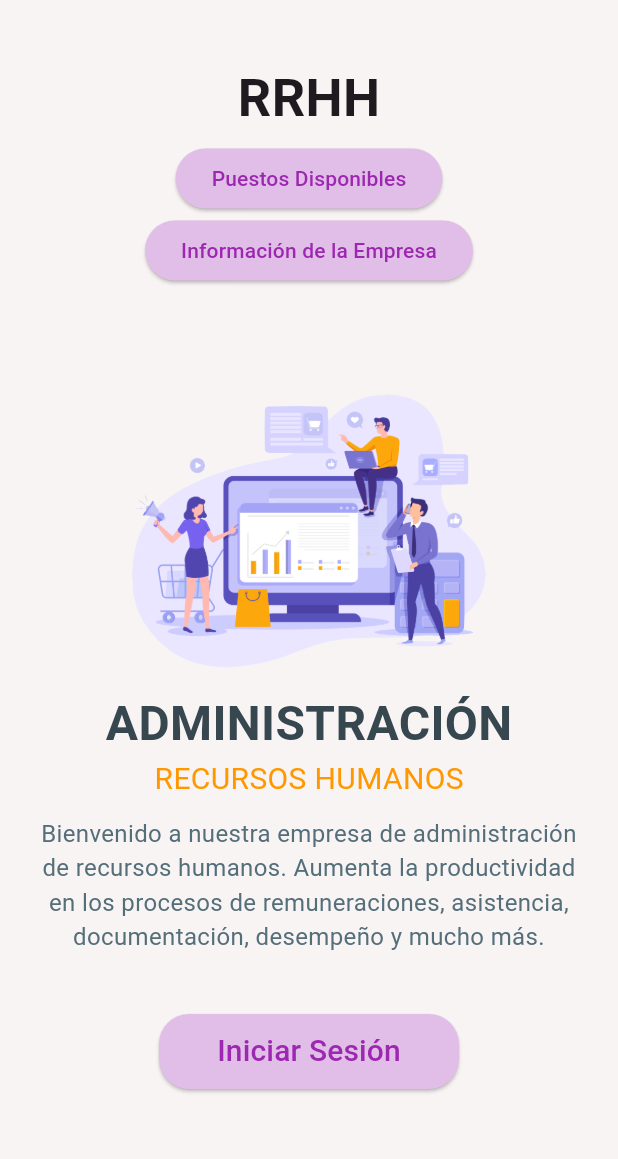
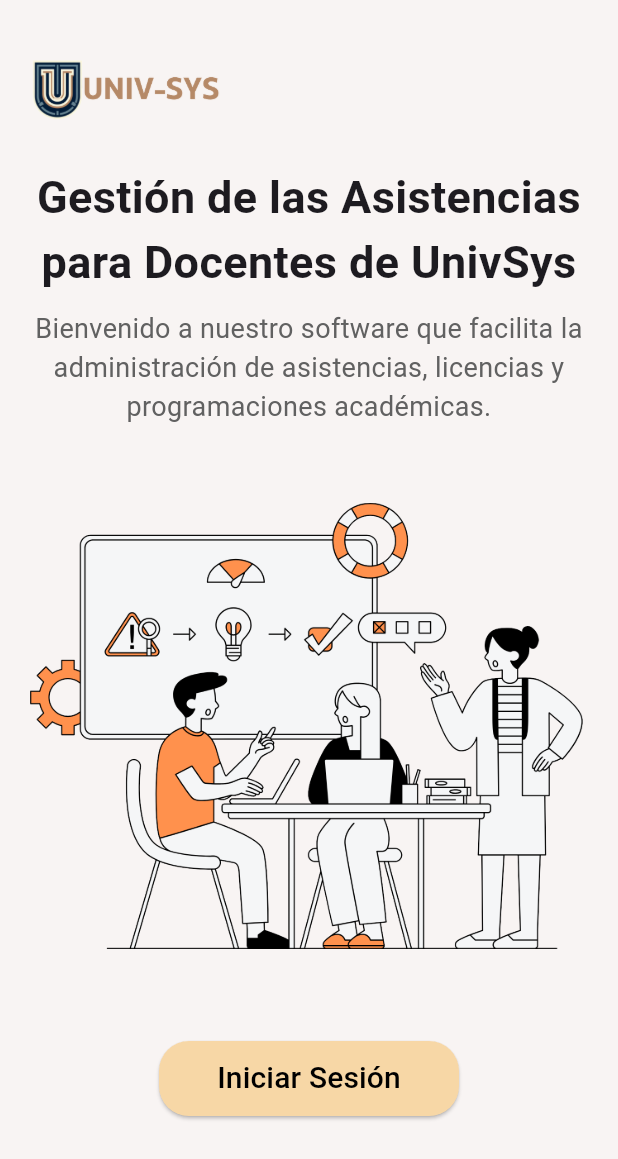
Before and after one commit to ItsGustavoSebas/Asistencia_Movil, a Flutter app: the screen it shows after launch, on a phone screen of 412 x 824 dp. Shown: the top 1159 px of the screen. Run offline on Flutter 3.47's test engine with Material 3 defaults, Android fonts, the phone set to English and light mode, and no system bars; our stand-ins replace flutter_secure_storage, geolocator; accounts and stored records are empty.

Commit message:
avance final

```diff
--- a/lib/main.dart
+++ b/lib/main.dart
@@ -1,5 +1,7 @@
 import 'package:asistencias_movil/components/components.dart';
+import 'package:asistencias_movil/screens/ListaDeLicencias.dart';
 import 'package:asistencias_movil/screens/screens.dart';
+import 'package:asistencias_movil/services/licenciaService.dart';
 import 'package:asistencias_movil/services/services.dart';
 import 'package:flutter/material.dart';
 import 'package:provider/provider.dart';
@@ -23,6 +25,7 @@ class _AppStateState extends State<AppState> {
     return MultiProvider(
       providers: [
         ChangeNotifierProvider(create: (_) => AuthService()),
+        ChangeNotifierProvider(create: (_) => LicenciaService()),
       ],
       child: const MyApp(),
     );
@@ -41,6 +44,7 @@ class MyApp extends StatelessWidget {
         '/': (_) => const HomeScreen(),
         'splash': (_) => const SplashScreen(),
         'login': (_) => LoginScreen(),
+        'licencias': (_) => LicenciasListScreen(),
       },
       theme: ThemeData.light().copyWith(
         scaffoldBackgroundColor: const Color.fromARGB(255, 248, 244, 243),
--- /dev/null
+++ b/lib/models/licencia.dart
@@ -0,0 +1,41 @@
+import 'dart:convert';
+
+List<Licencias> licenciasFromMap(String str) => List<Licencias>.from(json.decode(str).map((x) => Licencias.fromMap(x)));
+
+String licenciasToMap(List<Licencias> data) => json.encode(List<dynamic>.from(data.map((x) => x.toMap())));
+
+class Licencias {
+  int id;
+  String nombre;
+  DateTime fechaInicio;
+  DateTime fechaFin;
+  String motivo;
+  bool? aprobado;
+
+  Licencias({
+    required this.id,
+    required this.nombre,
+    required this.fechaInicio,
+    required this.fechaFin,
+    required this.motivo,
+    this.aprobado,
+  });
+
+  factory Licencias.fromMap(Map<String, dynamic> json) => Licencias(
+    id: json["id"],
+    nombre: json["nombre"],
+    fechaInicio: DateTime.parse(json["fechaInicio"]),
+    fechaFin: DateTime.parse(json["fechaFin"]),
+    motivo: json["motivo"],
+    aprobado: json["aprobado"] == null ? null : json["aprobado"] as bool?,
+  );
+
+  Map<String, dynamic> toMap() => {
+    "id": id,
+    "nombre": nombre,
+    "fechaInicio": "${fechaInicio.year.toString().padLeft(4, '0')}-${fechaInicio.month.toString().padLeft(2, '0')}-${fechaInicio.day.toString().padLeft(2, '0')}",
+    "fechaFin": "${fechaFin.year.toString().padLeft(4, '0')}-${fechaFin.month.toString().padLeft(2, '0')}-${fechaFin.day.toString().padLeft(2, '0')}",
+    "motivo": motivo,
+    "aprobado": aprobado,
+  };
+}
--- a/lib/screens/ListaDeAsistencias.dart
+++ b/lib/screens/ListaDeAsistencias.dart
@@ -29,7 +29,7 @@ class _ListaDeAsistenciasScreenState extends State<ListaDeAsistenciasScreen> {
   }
 
   DateTime getBoliviaTime() {
-    return DateTime.now().subtract(Duration(hours: 4));
+    return DateTime.now();
   }
 
   DateTime parseHora(String hora) {
@@ -56,7 +56,7 @@ class _ListaDeAsistenciasScreenState extends State<ListaDeAsistenciasScreen> {
 
   void groupAsistenciasByDate(List<Asistencias> asistencias) {
     _asistenciasGroupedByDate = {};
-    DateTime now = DateTime.now().subtract(Duration(hours: 4));
+    DateTime now = DateTime.now();
     String today = DateFormat('dd/MM/yyyy').format(now);
     for (var asistencia in asistencias) {
       String formattedDate = DateFormat('dd/MM/yyyy').format(asistencia.fecha);
--- a/lib/screens/ProgramacionCalendarioScreen.dart
+++ b/lib/screens/ProgramacionCalendarioScreen.dart
@@ -30,7 +30,7 @@ class _ProgramacionScreenState extends State<ProgramacionScreen> {
   }
 
   DateTime getBoliviaTime() {
-    return DateTime.now().subtract(Duration(hours: 4));
+    return DateTime.now();
   }
 
   DateTime parseHora(String hora) {
--- a/lib/screens/login/homescreen/welcome.dart
+++ b/lib/screens/login/homescreen/welcome.dart
@@ -1,4 +1,3 @@
-// welcome.dart
 import 'package:flutter/material.dart';
 import 'package:asistencias_movil/screens/login/login_screen.dart';
 
@@ -7,94 +6,47 @@ class WelcomeScreen extends StatelessWidget {
 
   @override
   Widget build(BuildContext context) {
-    return Padding(
+    return Scaffold(
+      body: Padding(
         padding: const EdgeInsets.symmetric(horizontal: 20.0, vertical: 40.0),
         child: Column(
           crossAxisAlignment: CrossAxisAlignment.start,
           children: [
-          Center(
-            child: Text(
-              'RRHH',
+            // Logo
+            Image.asset(
+              'assets/utils/splash.jpg',
+              height: 40, // Adjust the height as needed
+            ),
+            SizedBox(height: 30), // Space between logo and title
+            Text(
+              'Gestión de las Asistencias para Docentes de UnivSys',
+              textAlign: TextAlign.center,
               style: TextStyle(
-                fontSize: 35,
+                fontSize: 30,
                 fontWeight: FontWeight.bold,
               ),
             ),
-          ),
-          SizedBox(height: 5),
-          Center(
-            child: ElevatedButton(
-              onPressed: () {},
-              style: ElevatedButton.styleFrom(
-                shape: RoundedRectangleBorder(
-                  borderRadius: BorderRadius.circular(20.0),
-                ),
-                backgroundColor: Colors.purple[100], // background color
-              ),
-              child: Text(
-                'Puestos Disponibles',
+            SizedBox(height: 10),
+            Text(
+              'Bienvenido a nuestro software que facilita la administración de asistencias, licencias y programaciones académicas.',
+              textAlign: TextAlign.center,
               style: TextStyle(
-                  color: Colors.purple, // text color
+                fontSize: 18,
+                color: Colors.grey[700],
               ),
             ),
-            ),
-          ),
-          Center(
-            child: ElevatedButton(
-              onPressed: () {
-                // Acción del botón "Información de la Empresa"
-              },
-              style: ElevatedButton.styleFrom(
-                shape: RoundedRectangleBorder(
-                  borderRadius: BorderRadius.circular(20.0),
-                ),
-                backgroundColor: Colors.purple[100], // background color
-              ),
-              child: Text(
-                'Información de la Empresa',
-                style: TextStyle(
-                  color: Colors.purple, // text color
-                ),
-              ),
-            ),
-          ),
+            SizedBox(height: 10),
             Expanded(
               child: Center(
                 child: Column(
                   mainAxisSize: MainAxisSize.min,
                   children: [
                     Image.asset(
-                    'assets/utils/HomeScreenPicture.png', // Path to your image
-                    height: 200,
+                      'assets/utils/home.png',
+                      height: 300,
                     ),
-                  SizedBox(height: 10),
-                  Text(
-                    'ADMINISTRACIÓN',
-                    style: TextStyle(
-                      fontSize: 32,
-                      fontWeight: FontWeight.bold,
-                      color: Colors.blueGrey[800],
-                    ),
-                  ),
-                  Text(
-                    'RECURSOS HUMANOS',
-                    style: TextStyle(
-                      fontSize: 20,
-                      color: Colors.orange,
-                    ),
-                  ),
-                  SizedBox(height: 10),
-                  Text(
-                    'Bienvenido a nuestra empresa de administración de recursos humanos. Aumenta la productividad en los procesos de remuneraciones, asistencia, documentación, desempeño y mucho más.',
-                    textAlign: TextAlign.center,
-                    style: TextStyle(
-                      fontSize: 16,
-                      color: Colors.blueGrey[600],
-                    ),
-                  ),
-                  SizedBox(height: 40),
-                  Align(
-                    child: ElevatedButton(
+                    SizedBox(height: 60),
+                    ElevatedButton(
                       onPressed: () {
                         Navigator.push(
                           context,
@@ -107,16 +59,14 @@ class WelcomeScreen extends StatelessWidget {
                         shape: RoundedRectangleBorder(
                           borderRadius: BorderRadius.circular(20.0),
                         ),
-                        backgroundColor: Colors.purple[100], // background color
-                        minimumSize:
-                            Size(200, 50), // Define el tamaño mínimo del botón
+                        backgroundColor: Color.fromARGB(255, 247, 215, 166), // background color
+                        minimumSize: Size(200, 50), // Minimum button size
                       ),
                       child: Text(
                         'Iniciar Sesión',
                         style: TextStyle(
-                          color: Colors.purple, // text color
-                          fontSize: 20, // Tamaño de fuente del texto
-                        ),
+                          color: Colors.black, // text color
+                          fontSize: 20, // Font size
                         ),
                       ),
                     ),
@@ -126,6 +76,7 @@ class WelcomeScreen extends StatelessWidget {
             ),
           ],
         ),
+      ),
     );
   }
 }
--- /dev/null
+++ b/lib/services/licenciaService.dart
@@ -0,0 +1,51 @@
+import 'dart:convert';
+import 'package:asistencias_movil/models/licencia.dart';
+import 'package:asistencias_movil/services/services.dart';
+import 'package:flutter/material.dart';
+import 'package:flutter_secure_storage/flutter_secure_storage.dart';
+import 'package:http/http.dart' as http;
+
+class LicenciaService extends ChangeNotifier {
+  late List<Licencias> licencias = [];
+  bool isLoading = true;
+  Servidor servidor = Servidor();
+  String? _token;
+  bool get authentificated => _isLoggerdIn;
+  bool _isLoggerdIn = false;
+
+  Future<List<Licencias>> loadLicencias(String userId) async {
+    isLoading = true;
+    final _storage = const FlutterSecureStorage();
+    licencias = [];
+    String? token = _token ?? await _storage.read(key: 'token');
+    if (token == null) {
+      isLoading = false;
+      notifyListeners();
+      throw Exception('Token not found');
+    }
+    final response = await http.get(
+      Uri.parse('${servidor.baseUrl}/adminuser/licencias/user/$userId'),
+      headers: {
+        'Content-Type': 'application/json',
+        'Authorization': 'Bearer $token',
+      },
+    );
+
+    if (response.statusCode != 200) {
+      isLoading = false;
+      notifyListeners();
+      throw Exception('Failed to load licencias');
+    }
+
+    final List<dynamic> licenciasMap = json.decode(response.body);
+
+    licenciasMap.forEach((element) {
+      final map = Licencias.fromMap(element);
+      licencias.add(map);
+    });
+
+    isLoading = false;
+    notifyListeners();
+    return licencias;
+  }
+}
--- a/lib/services/server.dart
+++ b/lib/services/server.dart
@@ -1,5 +1,5 @@
 class Servidor {
-  final String baseUrl = 'http://10.0.2.2:8080';
-  final String baseDocuments = 'http://10.0.2.2:8080';
+  final String baseUrl = 'https://heartfelt-quietude-production-46c6.up.railway.app';
+  final String baseDocuments = 'https://heartfelt-quietude-production-46c6.up.railway.app';
   final headers = <String, String>{'Content-type': 'application/json'};
 }
--- a/lib/widgets/login/auth_background.dart
+++ b/lib/widgets/login/auth_background.dart
@@ -24,11 +24,11 @@ class _HederIcon extends StatelessWidget {
       child: Column(
         children: [
           SizedBox(
-            height: 130,
+            height: 100,
           ), // Margen superior del icono
           Center(
             child: SizedBox(
-              width: 200,
+              width: 300,
               child: Image(
                 image: AssetImage('assets/utils/splash.jpg'),
                 fit: BoxFit.cover,
```
Also changed, not shown: lib/components/utils/sidebar.dart (+36 -0 lines), lib/screens/AsistenciaScreen.dart (+1 -14 lines), lib/screens/LicenciaScreen.dart (+31 -5 lines), lib/screens/ListaDeLicencias.dart (added, +104 -0 lines), lib/screens/login/home_screens.dart (+7 -18 lines), pubspec.yaml (+7 -0 lines), assets/icon/app_icon.png (added), pubspec.lock, 22 other files. Lines whose indentation alone changed are shown as unchanged.
